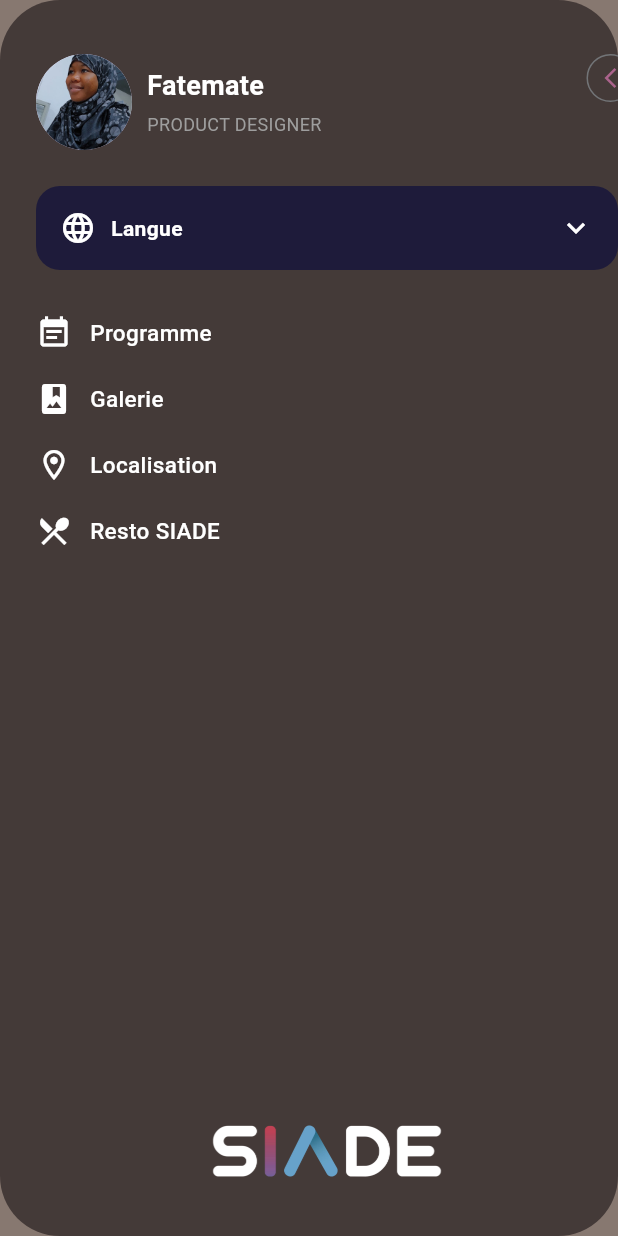
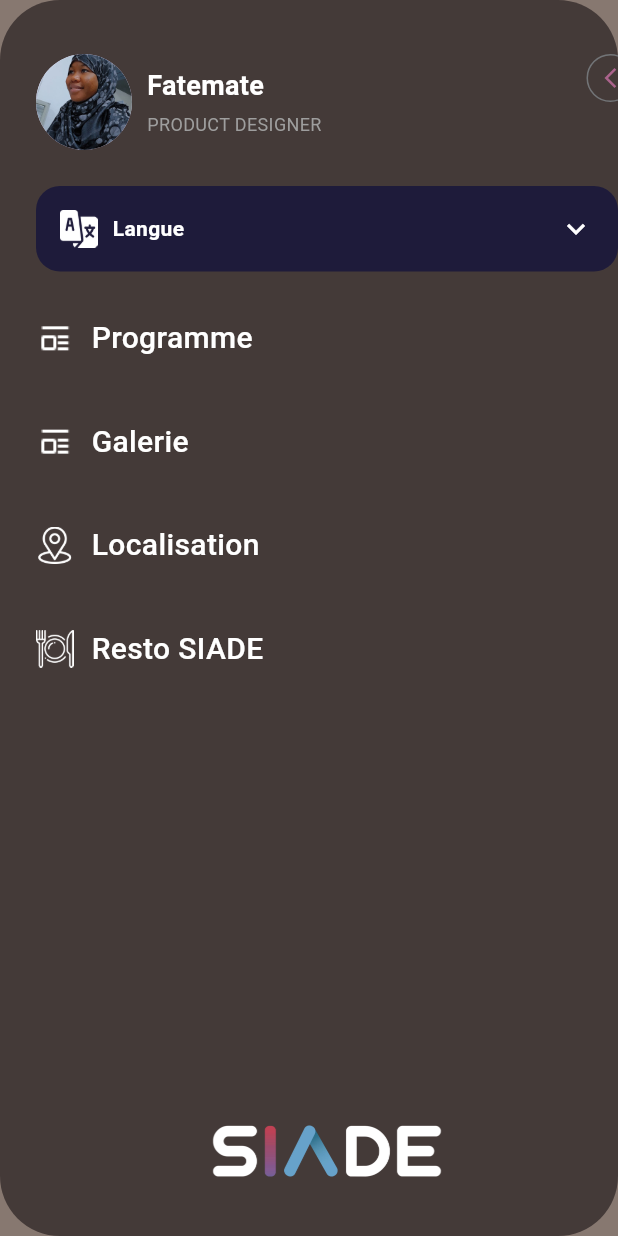
Before and after one commit to Oliviervoyager225/siade2, a Flutter app: the CustomDrawer screen opened directly, on a phone screen of 412 x 824 dp. Run offline on Flutter 3.47's test engine with Material 3 defaults, Android fonts, the phone set to English and light mode, and no system bars; our stand-ins replace carousel_slider, gap, sizer.

```diff
--- a/lib/src/features/home/pages/custom_drawer.dart
+++ b/lib/src/features/home/pages/custom_drawer.dart
@@ -3,6 +3,8 @@ import 'package:siade2/src/commons/data/models/program.dart';
 import 'package:siade2/src/features/home/pages/pages.dart';
 import 'package:siade2/src/features/home/widgets/all_programs.dart';
 import 'package:siade2/src/theme/colors/app_colors.dart';
+
+import '../../../../gen/assets.gen.dart';
 
 class CustomDrawer extends StatefulWidget {
   const CustomDrawer({super.key});
@@ -101,7 +103,7 @@ class _CustomDrawerState extends State<CustomDrawer> {
                   padding: const EdgeInsets.all(16),
                   child: Row(
                     children: [
-                      const Icon(Icons.language, color: Colors.white),
+                      Assets.images.language.image(width: 25, height: 25),
                       const SizedBox(width: 10),
                       const Text(
                         'Langue',
@@ -144,15 +146,27 @@ class _CustomDrawerState extends State<CustomDrawer> {
               const SizedBox(height: 30),
 
               // --- Menu items ---
-              _buildMenuItem(Icons.event_note, 'Programme', () {
-                Navigator.push(context, MaterialPageRoute(builder: (context) => AllPrograms(programs: programs,)));
+              _buildMenuItem(Assets.images.feed.image(width: 25, height: 25), 'Programme', () {
+                Navigator.push(
+                  context,
+                  MaterialPageRoute(
+                    builder: (context) => AllPrograms(programs: programs),
+                  ),
+                );
               }),
-              const SizedBox(height: 20),
-              _buildMenuItem(Icons.photo_album, 'Galerie', () {}),
-              const SizedBox(height: 20),
-              _buildMenuItem(Icons.location_on_outlined, 'Localisation', () {}),
-              const SizedBox(height: 20),
-              _buildMenuItem(Icons.restaurant_menu, 'Resto SIADE', () {}),
+              const SizedBox(height: 40),
+              _buildMenuItem(Assets.images.feed.image(width: 25, height: 25), 'Galerie', () {
+                Navigator.push(
+                  context,
+                  MaterialPageRoute(
+                    builder: (context) => GalleryPage(),
+                  ),
+                );
+              }),
+              const SizedBox(height: 40),
+              _buildMenuItem(Assets.images.location.image(width: 25, height: 25), 'Localisation', () {}),
+              const SizedBox(height: 40),
+              _buildMenuItem(Assets.images.restaurant.image(width: 25, height: 25), 'Resto SIADE', () {}),
 
               const Spacer(),
 
@@ -194,18 +208,18 @@ class _CustomDrawerState extends State<CustomDrawer> {
     );
   }
 
-  Widget _buildMenuItem(IconData icon, String label, VoidCallback onTap) {
+  Widget _buildMenuItem(Widget icon, String label, VoidCallback onTap) {
     return GestureDetector(
       onTap: onTap,
       child: Row(
         children: [
-          Icon(icon, color: Colors.white),
+          Container(child: icon),
           const SizedBox(width: 12),
           Text(
             label,
             style: const TextStyle(
               color: Colors.white,
-              fontSize: 15,
+              fontSize: 20,
               fontWeight: FontWeight.w500,
             ),
           ),
--- a/lib/src/features/home/pages/pages.dart
+++ b/lib/src/features/home/pages/pages.dart
@@ -8,3 +8,4 @@ export 'program_page.dart';
 export 'profile_infos_page.dart';
 export 'conversation_page.dart';
 export 'custom_drawer.dart';
+export 'gallery_page.dart';
```
Also changed, not shown: lib/src/features/home/pages/gallery_page.dart (added, +141 -0 lines).
